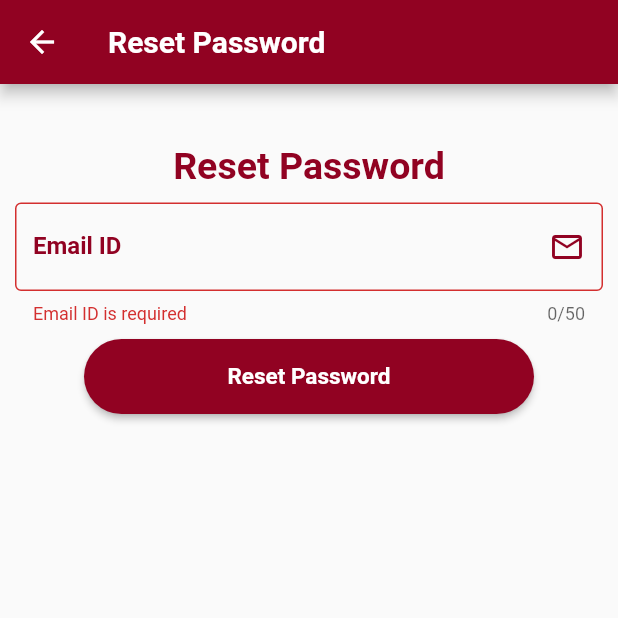
After one commit to jay-salunke/admissionrelatedportfolio, a Flutter app: the ResetPasswordPage screen opened directly, after a tap on "Reset Password", on a phone screen of 412 x 824 dp, the top half of it. The commit adds this screen. Run offline on Flutter 3.47's test engine with Material 2 defaults, Android fonts, the phone set to English and light mode, and no system bars; drawn by our look-alikes of rounded_loading_button; our stand-ins replace cloud_firestore, dio, firebase_auth, firebase_core, firebase_storage, flash and 1 more; missing offline and left inert: flutter_downloader; accounts and stored records are empty.

Commit message:
reformat the code and added resetPasswordPage.dart

```diff
--- a/lib/Pages/login.dart
+++ b/lib/Pages/login.dart
@@ -1,4 +1,5 @@
 import 'dart:async';
+import 'package:admission_portfolio/Pages/resetPasswordPage.dart';
 import 'package:admission_portfolio/Pages/signUp.dart';
 import 'package:cloud_firestore/cloud_firestore.dart';
 import 'package:firebase_auth/firebase_auth.dart';
@@ -217,6 +218,16 @@ class _LoginState extends State<Login> {
               // SizedBox(
               //   height: 15,
               // ),
+              GestureDetector(
+                onTap: () {
+                  Navigator.push(
+                    context,
+                    MaterialPageRoute(
+                        builder: (context) => ResetPasswordPage()),
+                  );
+                },
+                child: Text('Forgot Password ?'),
+              ),
               SizedBox(
                 height: 10,
               ),
--- /dev/null
+++ b/lib/Pages/resetPasswordPage.dart
@@ -0,0 +1,165 @@
+import 'dart:async';
+
+import 'package:firebase_auth/firebase_auth.dart';
+import 'package:flash/flash.dart';
+import 'package:flutter/material.dart';
+import 'package:rounded_loading_button/rounded_loading_button.dart';
+
+class ResetPasswordPage extends StatefulWidget {
+  const ResetPasswordPage({Key? key}) : super(key: key);
+
+  @override
+  _ResetPasswordPageState createState() => _ResetPasswordPageState();
+}
+
+class _ResetPasswordPageState extends State<ResetPasswordPage> {
+  @override
+  Widget build(BuildContext context) {
+    String _emailID = "";
+    const mainColor = 0xFF910222;
+    final GlobalKey<FormState> _formKey = GlobalKey<FormState>();
+    final RoundedLoadingButtonController _btnController =
+        RoundedLoadingButtonController();
+    final auth = FirebaseAuth.instance;
+    bool _validateEmail(String email) {
+      RegExp regexemail =
+          RegExp("^([\\w\\.]+)@somaiya\\.edu", caseSensitive: true);
+
+      return regexemail.hasMatch(email);
+    }
+
+    bool _validateForm() {
+      if (_formKey.currentState!.validate()) {
+        _formKey.currentState!.save();
+        print('Successful your email is $_emailID');
+        return true;
+      } else {
+        print("Unsuccessful");
+        return false;
+      }
+    }
+
+    return Scaffold(
+      appBar: AppBar(
+        backgroundColor: Color(mainColor),
+        title: Text(
+          'Reset Password',
+          style: TextStyle(
+            color: Colors.white,
+            fontWeight: FontWeight.bold,
+          ),
+        ),
+      ),
+      body: Column(
+        children: <Widget>[
+          SizedBox(
+            height: 40,
+          ),
+          Text(
+            "Reset Password",
+            style: TextStyle(
+              fontWeight: FontWeight.bold,
+              color: Color(mainColor),
+              fontSize: 25,
+            ),
+          ),
+          Form(
+            key: _formKey,
+            child: Padding(
+              padding: const EdgeInsets.all(10.0),
+              child: TextFormField(
+                keyboardType: TextInputType.text,
+                maxLength: 50,
+                obscureText: false,
+                cursorColor: Colors.red,
+                decoration: InputDecoration(
+                  fillColor: Colors.green,
+                  suffixIcon: Icon(
+                    Icons.mail_outline_outlined,
+                    color: Color(mainColor),
+                  ),
+                  labelText: 'Email ID',
+                  labelStyle: TextStyle(
+                    fontWeight: FontWeight.bold,
+                    color: Color(mainColor),
+                  ),
+                  border: OutlineInputBorder(),
+                  focusedBorder: OutlineInputBorder(
+                    borderSide: BorderSide(color: Color(mainColor), width: 2.0),
+                  ),
+                  enabledBorder: OutlineInputBorder(
+                    borderSide: BorderSide(
+                      color: Color(mainColor),
+                      width: 2.0,
+                    ),
+                  ),
+                ),
+                validator: (value) {
+                  if (value!.isEmpty)
+                    return 'Email ID is required';
+                  else if (!_validateEmail(value))
+                    return 'Email ID is invalid';
+                  else
+                    return null;
+                },
+                onChanged: (value) => _emailID = value,
+              ),
+            ),
+          ),
+          RoundedLoadingButton(
+            controller: _btnController,
+            color: Color(mainColor),
+            onPressed: () async {
+              if (_validateForm()) {
+                showFlash(
+                  context: context,
+                  duration: const Duration(seconds: 4),
+                  builder: (context, controller) {
+                    return Flash.bar(
+                      controller: controller,
+                      backgroundGradient: LinearGradient(
+                        colors: [Colors.yellow, Colors.amber],
+                      ),
+                      child: FlashBar(
+                        content: Text(
+                          'Dear User we have sent you an email on $_emailID to reset the password kindly check your inbox',
+                          style: TextStyle(
+                            fontWeight: FontWeight.bold,
+                          ),
+                        ),
+                        icon: Icon(Icons.info_outline_rounded),
+                        showProgressIndicator: true,
+                      ),
+                      position: FlashPosition.top,
+                      margin: const EdgeInsets.all(10),
+                      forwardAnimationCurve: Curves.easeInOut,
+                      reverseAnimationCurve: Curves.decelerate,
+                      borderRadius: const BorderRadius.all(Radius.circular(5)),
+                    );
+                  },
+                );
+                Timer(Duration(seconds: 1), () {
+                  _btnController.success();
+                });
+                await auth.sendPasswordResetEmail(email: _emailID);
+              } else {
+                _btnController.error();
+
+                Future.delayed(const Duration(milliseconds: 4000), () {
+                  _btnController.reset();
+                });
+              }
+            },
+            child: Text(
+              'Reset Password',
+              style: TextStyle(
+                fontSize: 15,
+                fontWeight: FontWeight.bold,
+              ),
+            ),
+          ),
+        ],
+      ),
+    );
+  }
+}
--- a/lib/Pages/signUp.dart
+++ b/lib/Pages/signUp.dart
@@ -1,5 +1,4 @@
 import 'dart:async';
-
 import 'package:cloud_firestore/cloud_firestore.dart';
 import 'package:firebase_auth/firebase_auth.dart';
 import 'package:flash/flash.dart';
```
